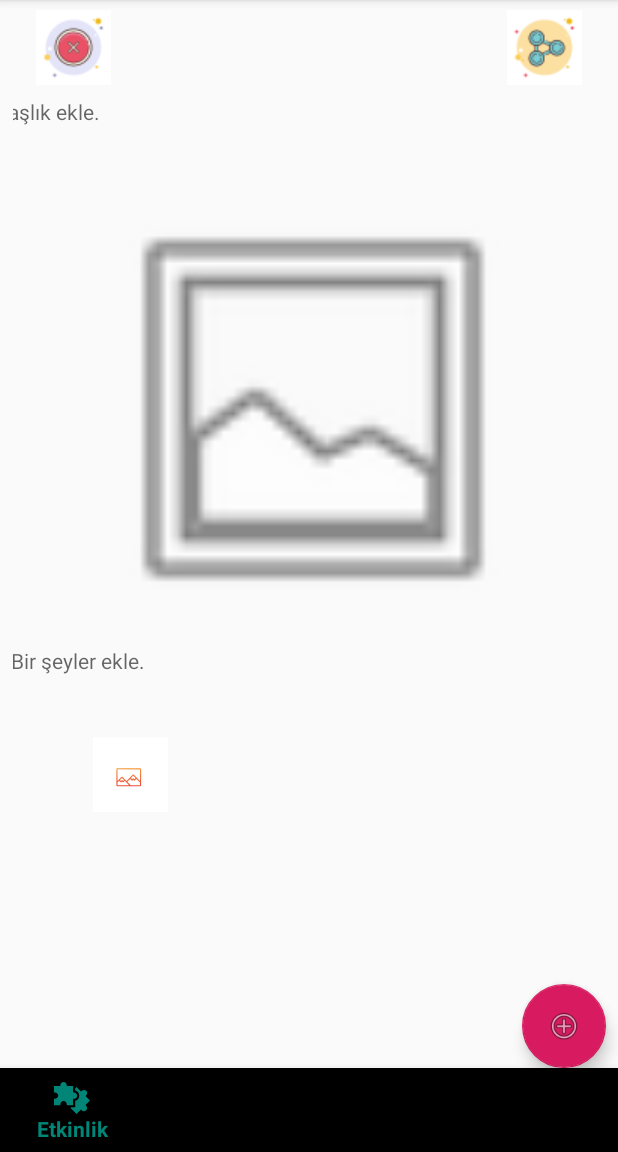
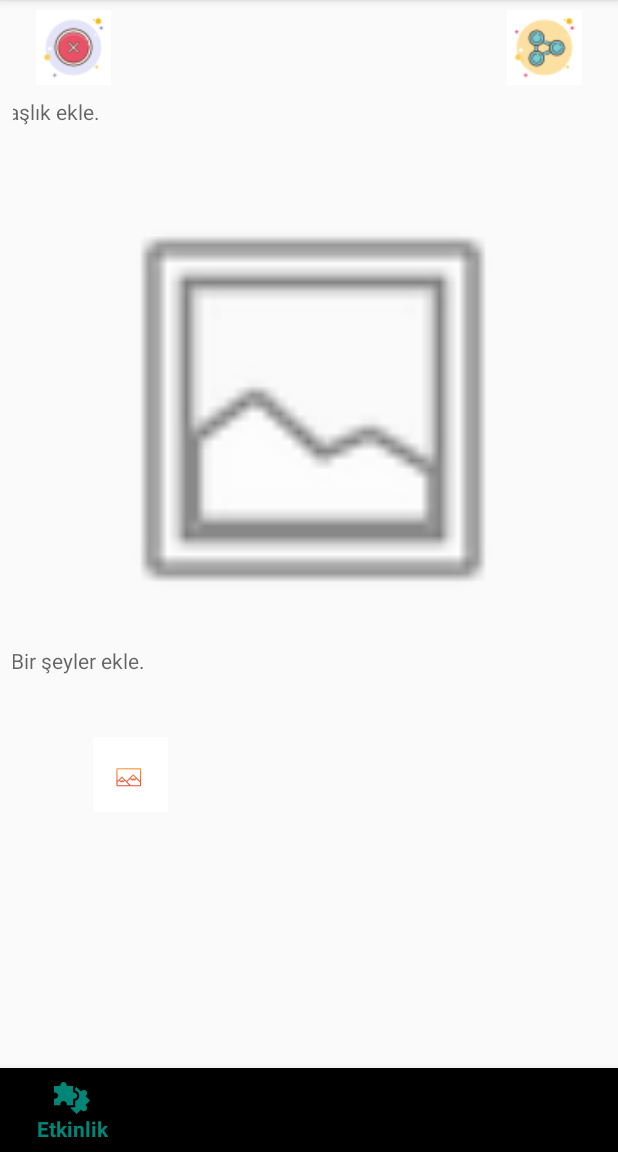
Before and after one commit to fatmabetulsofuoglu/Yumurcak, an Android app: the fragment EventShareFragment placed in its activity, on a phone screen of 412 x 824 dp, the part 84-1236 px from its top. Run offline under Robolectric (Android 15) with nearby library versions, the phone set to English and light mode, and no system bars; our stand-ins replace Firebase (no records; nobody signed in at launch, a user with empty details on screens opened directly), Picasso.

Commit message:
float button delete

```diff
--- a/app/src/main/java/com/example/yumurcak/ui/activity/MainActivity.java
+++ b/app/src/main/java/com/example/yumurcak/ui/activity/MainActivity.java
@@ -31,8 +31,6 @@ public class MainActivity extends AppCompatActivity {
     NavigationView navigationView;
     Toolbar toolbar;
     DrawerLayout drawerLayout;
-    FloatingActionButton fabAdd;
-
 
     @Override
     protected void onCreate(Bundle savedInstanceState) {
@@ -41,7 +39,6 @@ public class MainActivity extends AppCompatActivity {
 
 
         bottom = findViewById(R.id.bottom);
-        fabAdd = findViewById(R.id.fabAdd);
         navigationView = findViewById(R.id.nav_view);
         toolbar = findViewById(R.id.toolbar);
         drawerLayout = findViewById(R.id.drawerLayout);
@@ -49,13 +46,8 @@ public class MainActivity extends AppCompatActivity {
         setSupportActionBar(toolbar);
         ActionBarDrawerToggle toggle = new ActionBarDrawerToggle(this, drawerLayout, toolbar, R.string.navigation_drawer_open, R.string.navigation_drawer_close);
         drawerLayout.addDrawerListener(toggle);
-        fabAdd.setOnClickListener(new View.OnClickListener() {
-            @Override
-            public void onClick(View v) {
-                BottomSheetAddFragment dialog = new BottomSheetAddFragment();
-                dialog.show(getSupportFragmentManager(),"BottomSheetAddFragment");
-            }
-        });
+
+
         navigationView.setNavigationItemSelectedListener(new NavigationView.OnNavigationItemSelectedListener() {
             @Override
             public boolean onNavigationItemSelected(@NonNull MenuItem menuItem) {
@@ -81,7 +73,8 @@ public class MainActivity extends AppCompatActivity {
                 } else if (menuItem.getItemId() == R.id.blog) {
                     fragment= new BlogFragment();
                 } else if (menuItem.getItemId() == R.id.add) {
-                    fragment= new NewPostFragment();
+                    BottomSheetAddFragment dialog = new BottomSheetAddFragment();
+                    dialog.show(getSupportFragmentManager(),"BottomSheetAddFragment");
                 } else if (menuItem.getItemId() == R.id.notifications) {
                     fragment= new NotificationsFragment();
                 } else if (menuItem.getItemId() == R.id.profile) {
--- a/app/src/main/java/com/example/yumurcak/ui/fragment/BottomSheetAddFragment.java
+++ b/app/src/main/java/com/example/yumurcak/ui/fragment/BottomSheetAddFragment.java
@@ -25,7 +25,7 @@ public class BottomSheetAddFragment extends BottomSheetDialogFragment {
             @Override
             public void onClick(View v) {
                 FragmentTransaction transaction = getFragmentManager().beginTransaction();
-                transaction.add(R.id.frame_layout, new EventShareFragment());
+                transaction.replace(R.id.frame_layout, new EventShareFragment());
                 transaction.addToBackStack("EventShareFragment").commit();
                 dismiss();
             }
--- a/app/src/main/java/com/example/yumurcak/ui/fragment/EventShareFragment.java
+++ b/app/src/main/java/com/example/yumurcak/ui/fragment/EventShareFragment.java
@@ -4,10 +4,8 @@ import android.Manifest;
 import android.app.ProgressDialog;
 import android.content.Intent;
 import android.content.pm.PackageManager;
-import android.media.Image;
 import android.net.Uri;
 import android.os.Bundle;
-import android.os.Environment;
 import android.provider.MediaStore;
 import android.view.LayoutInflater;
 import android.view.View;
@@ -26,10 +24,6 @@ import com.example.yumurcak.R;
 import com.google.firebase.storage.FirebaseStorage;
 import com.google.firebase.storage.StorageReference;
 import com.squareup.picasso.Picasso;
-
-import org.w3c.dom.Text;
-
-import java.io.File;
 
 public class EventShareFragment extends Fragment {
 
@@ -63,7 +57,7 @@ public class EventShareFragment extends Fragment {
     @Override
     public View onCreateView(@NonNull LayoutInflater inflater, @Nullable ViewGroup container,
                              @Nullable Bundle savedInstanceState) {
-        View view = inflater.inflate(R.layout.activity_event_share, container, false);
+        View view = inflater.inflate(R.layout.fragment_event_share, container, false);
         addCameraPhoto = view.findViewById(R.id.add_camera_photo);
         addGalleryPhoto = view.findViewById(R.id.add_gallery_photo);
         textTitleEvent = view.findViewById(R.id.txt_title_event);
--- a/app/src/main/res/layout/activity_main.xml
+++ b/app/src/main/res/layout/activity_main.xml
@@ -34,21 +34,6 @@
             app:menu="@menu/homepage_bottom_drawer"
             tools:ignore="InvalidId" />
 
-        <com.google.android.material.floatingactionbutton.FloatingActionButton
-            android:id="@+id/fabAdd"
-            android:layout_width="wrap_content"
-            android:layout_height="wrap_content"
-            android:layout_marginStart="8dp"
-            android:layout_marginLeft="8dp"
-            android:layout_marginEnd="8dp"
-            android:layout_marginRight="8dp"
-            android:clickable="true"
-            app:layout_constraintBottom_toTopOf="@+id/bottom"
-            app:layout_constraintEnd_toEndOf="parent"
-            app:layout_constraintHorizontal_bias="1.0"
-            app:layout_constraintStart_toStartOf="parent"
-            app:srcCompat="@android:drawable/ic_menu_add" />
-
     </androidx.constraintlayout.widget.ConstraintLayout>
 
 </androidx.drawerlayout.widget.DrawerLayout>
```
Also changed, not shown: app/src/main/res/layout/fragment_event_share.xml (renamed from app/src/main/res/layout/activity_event_share.xml).
